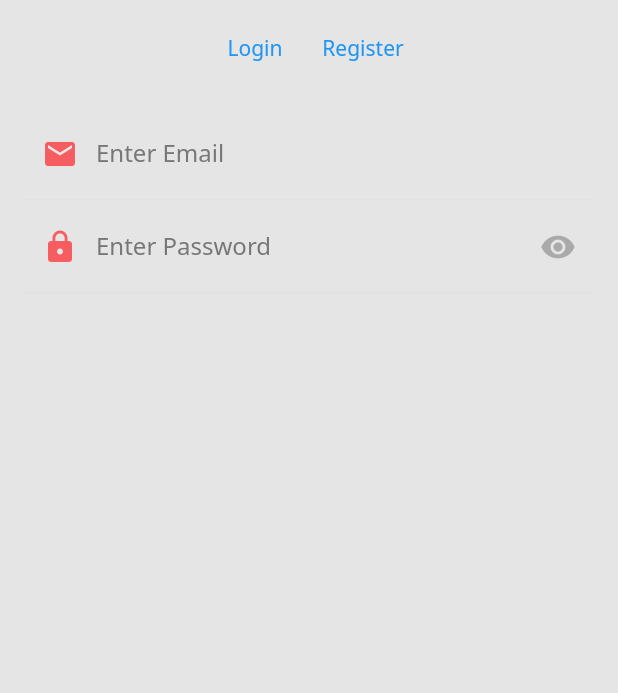
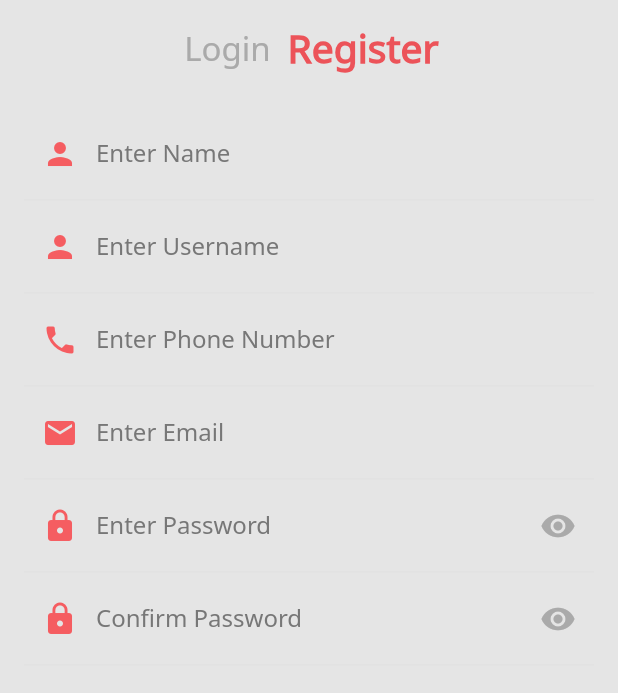
Before and after one commit to jdaibello/foodie-food-delivery-app, a Flutter app: the screen it shows after launch, after a tap on "Skip", after a tap on "Register", on a phone screen of 412 x 824 dp, the part 422-1115 px from its top. Run offline on Flutter 3.47's test engine with Material 2 defaults, Android fonts, the phone set to English and light mode, and no system bars; our stand-ins replace dots_indicator, flutter_screenutil, flutter_svg; generated files the repository leaves out were written again.

Commit message:
feat: continue to create Auth Page with login and register forms

```diff
--- a/analysis_options.yaml
+++ b/analysis_options.yaml
@@ -24,6 +24,7 @@ linter:
   rules:
     # avoid_print: false  # Uncomment to disable the `avoid_print` rule
     # prefer_single_quotes: true  # Uncomment to enable the `prefer_single_quotes` rule
+    constant_identifier_names: false
 
 # Additional information about this file can be found at
 # https://dart.dev/guides/language/analysis-options
--- a/lib/app/core/ui/ui_config.dart
+++ b/lib/app/core/ui/ui_config.dart
@@ -34,5 +34,8 @@ class UIConfig {
             ),
           ),
         ),
+        textSelectionTheme: const TextSelectionThemeData(
+          cursorColor: Color(0xFFF55D61),
+        ),
       );
 }
--- a/lib/app/modules/auth/auth_page.dart
+++ b/lib/app/modules/auth/auth_page.dart
@@ -1,13 +1,22 @@
 import 'package:flutter/material.dart';
 import 'package:foodie/app/modules/auth/login/login_form.dart';
+import 'package:foodie/app/modules/auth/register/register_form.dart';
+
+enum AuthMethodSelected { SIGN_IN, SIGN_UP }
 
 class AuthPage extends StatelessWidget {
-  const AuthPage({Key? key}) : super(key: key);
+  final AuthMethodSelected authMethod;
+  final ValueNotifier<AuthMethodSelected> _authMethodVN;
+
+  AuthPage({this.authMethod = AuthMethodSelected.SIGN_IN, Key? key})
+      : _authMethodVN = ValueNotifier<AuthMethodSelected>(authMethod),
+        super(key: key);
 
   @override
   Widget build(BuildContext context) {
     return Scaffold(
-      body: Center(
+      body: SingleChildScrollView(
+        child: Center(
           child: Column(
             children: [
               Padding(
@@ -19,32 +28,80 @@ class AuthPage extends StatelessWidget {
                 ),
               ),
               const SizedBox(height: 8),
-            Row(
+              ValueListenableBuilder(
+                valueListenable: _authMethodVN,
+                builder: (_, authMethodValue, __) {
+                  return Row(
                     mainAxisAlignment: MainAxisAlignment.center,
                     children: [
                       TextButton(
-                  onPressed: () {},
+                        onPressed: () {
+                          authMethodValue = AuthMethodSelected.SIGN_IN;
+                          _authMethodVN.value = authMethodValue;
+                        },
                         style: TextButton.styleFrom(
                           padding: EdgeInsets.zero,
                           backgroundColor: Colors.transparent,
                           shadowColor: Colors.transparent,
                         ),
-                  child: const Text('Login'),
+                        child: Text(
+                          'Login',
+                          style: authMethodValue == AuthMethodSelected.SIGN_IN
+                              ? const TextStyle(
+                                  color: Color(0xFFEC5359),
+                                  fontSize: 26,
+                                  fontWeight: FontWeight.w600,
+                                )
+                              : const TextStyle(
+                                  color: Color(0xFFAAAAAA),
+                                  fontSize: 22,
+                                  fontWeight: FontWeight.w500,
+                                ),
+                        ),
                       ),
                       const SizedBox(width: 8),
                       TextButton(
-                  onPressed: () {},
+                        onPressed: () {
+                          authMethodValue = AuthMethodSelected.SIGN_UP;
+                          _authMethodVN.value = authMethodValue;
+                        },
                         style: TextButton.styleFrom(
                           padding: EdgeInsets.zero,
                           backgroundColor: Colors.transparent,
                           shadowColor: Colors.transparent,
                         ),
-                  child: const Text('Register'),
+                        child: Text(
+                          'Register',
+                          style: authMethodValue == AuthMethodSelected.SIGN_UP
+                              ? const TextStyle(
+                                  color: Color(0xFFEC5359),
+                                  fontSize: 26,
+                                  fontWeight: FontWeight.w600,
+                                )
+                              : const TextStyle(
+                                  color: Color(0xFFAAAAAA),
+                                  fontSize: 22,
+                                  fontWeight: FontWeight.w500,
+                                ),
+                        ),
+                      ),
+                    ],
+                  );
+                },
+              ),
+              ValueListenableBuilder(
+                valueListenable: _authMethodVN,
+                builder: (_, authMethodValue, __) {
+                  switch (authMethodValue) {
+                    case AuthMethodSelected.SIGN_IN:
+                      return const LoginForm();
+                    case AuthMethodSelected.SIGN_UP:
+                      return const RegisterForm();
+                  }
+                },
               ),
             ],
           ),
-            const LoginForm(),
-          ],
         ),
       ),
     );
--- /dev/null
+++ b/lib/app/modules/auth/register/register_form.dart
@@ -0,0 +1,50 @@
+import 'package:flutter/material.dart';
+import 'package:foodie/app/core/ui/widgets/app_default_text_form_field.dart';
+
+class RegisterForm extends StatelessWidget {
+  const RegisterForm({Key? key}) : super(key: key);
+
+  @override
+  Widget build(BuildContext context) {
+    return Form(
+      child: Padding(
+        padding: const EdgeInsets.all(16),
+        child: Column(
+          children: [
+            AppDefaultTextFormField(
+              label: 'Enter Name',
+              prefixIcon: const Icon(Icons.person),
+              keyboardType: TextInputType.name,
+            ),
+            AppDefaultTextFormField(
+              label: 'Enter Username',
+              prefixIcon: const Icon(Icons.person),
+            ),
+            AppDefaultTextFormField(
+              label: 'Enter Phone Number',
+              prefixIcon: const Icon(Icons.phone),
+              keyboardType: TextInputType.phone,
+            ),
+            AppDefaultTextFormField(
+              label: 'Enter Email',
+              prefixIcon: const Icon(Icons.email),
+              keyboardType: TextInputType.emailAddress,
+            ),
+            AppDefaultTextFormField(
+              label: 'Enter Password',
+              prefixIcon: const Icon(Icons.lock),
+              keyboardType: TextInputType.visiblePassword,
+              obscureText: true,
+            ),
+            AppDefaultTextFormField(
+              label: 'Confirm Password',
+              prefixIcon: const Icon(Icons.lock),
+              keyboardType: TextInputType.visiblePassword,
+              obscureText: true,
+            ),
+          ],
+        ),
+      ),
+    );
+  }
+}
--- a/lib/app/modules/intro/intro_page.dart
+++ b/lib/app/modules/intro/intro_page.dart
@@ -67,7 +67,7 @@ class _IntroPageState extends State<IntroPage> {
                 if (selectedPage == 2) {
                   Navigator.of(context).pushReplacement(
                     MaterialPageRoute(
-                      builder: (_) => const AuthPage(),
+                      builder: (_) => AuthPage(),
                     ),
                   );
                 } else {
--- a/lib/app/modules/intro/steps/step_one.dart
+++ b/lib/app/modules/intro/steps/step_one.dart
@@ -18,7 +18,7 @@ class StepOne extends StatelessWidget {
               onPressed: () {
                 Navigator.of(context).pushReplacement(
                   MaterialPageRoute(
-                    builder: (_) => const AuthPage(),
+                    builder: (_) => AuthPage(),
                   ),
                 );
               },
--- a/lib/app/modules/intro/steps/step_two.dart
+++ b/lib/app/modules/intro/steps/step_two.dart
@@ -18,7 +18,7 @@ class StepTwo extends StatelessWidget {
               onPressed: () {
                 Navigator.of(context).pushReplacement(
                   MaterialPageRoute(
-                    builder: (_) => const AuthPage(),
+                    builder: (_) => AuthPage(),
                   ),
                 );
               },
```
Lines whose indentation alone changed are shown as unchanged.
